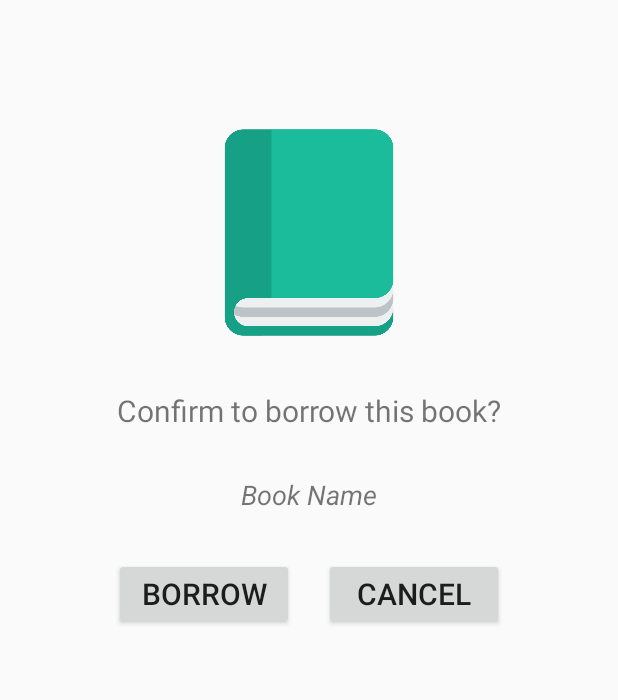
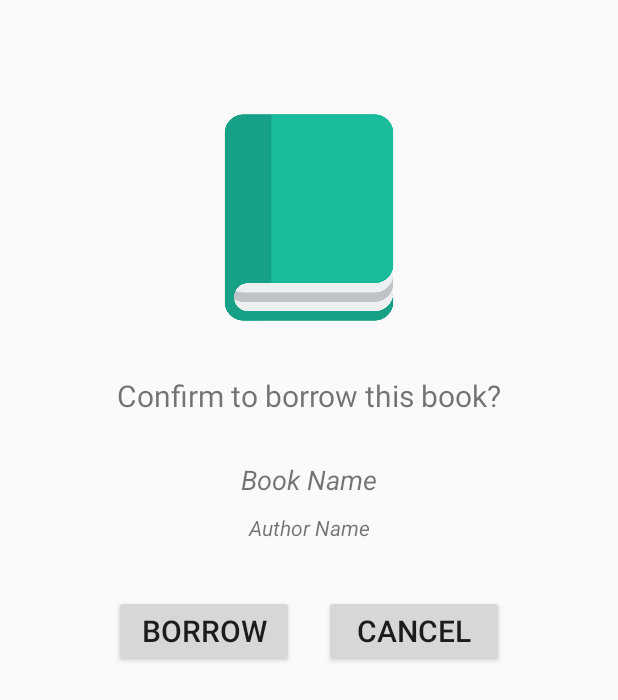
Before and after one commit to josh26turner/UoB-Library-App, an Android app: the layout activity_confirm.xml on its own in the app's theme, with its tools: preview values and no code run, on a phone screen of 412 x 824 dp. Shown: the top 700 px of the screen. Run offline under Robolectric (Android 15) with nearby library versions, the light colour scheme and no system bars.

```diff
--- a/app/src/main/res/layout/activity_confirm.xml
+++ b/app/src/main/res/layout/activity_confirm.xml
@@ -5,7 +5,7 @@
 
     <ImageView
         android:layout_width="match_parent"
-        android:layout_marginTop="80dp"
+        android:layout_marginTop="70dp"
         android:layout_height="150dp"
         android:src="@drawable/book_1"/>
 
@@ -22,6 +22,7 @@
 
 
     <TextView
+        android:id="@+id/book_name_confirm"
         android:layout_width="match_parent"
         android:layout_height="wrap_content"
         android:text="Book Name"
@@ -32,21 +33,35 @@
         android:textAlignment="center"
         android:layout_marginTop="30dp"/>
 
+    <TextView
+        android:id="@+id/book_author_confirm"
+        android:layout_width="match_parent"
+        android:layout_height="wrap_content"
+        android:text="Author Name"
+        android:textSize="14dp"
+        android:fontFamily="sans-serif"
+        android:textStyle="italic"
+        android:layout_gravity="center"
+        android:textAlignment="center"
+        android:layout_marginTop="10dp"/>
+
 
     <LinearLayout
         android:layout_width="match_parent"
         android:layout_height="wrap_content"
         android:orientation="horizontal"
         android:gravity="center"
-        android:layout_marginTop="30dp">
+        android:layout_marginTop="35dp">
 
 
         <Button
+
+            android:id="@+id/borrow_button"
             android:layout_width="120dp"
             android:layout_height="wrap_content"
+            android:layout_marginRight="10dp"
             android:text="Borrow"
-            android:textSize="20dp"
-            android:layout_marginRight="10dp"/>
+            android:textSize="20dp" />
 
         <Button
             android:layout_width="120dp"
```
Also changed, not shown: app/src/main/java/spe/uoblibraryapp/ActivityConfirm.java (+45 -1 lines), app/src/main/java/spe/uoblibraryapp/ActivityScanNFC.java (+7 -0 lines).
